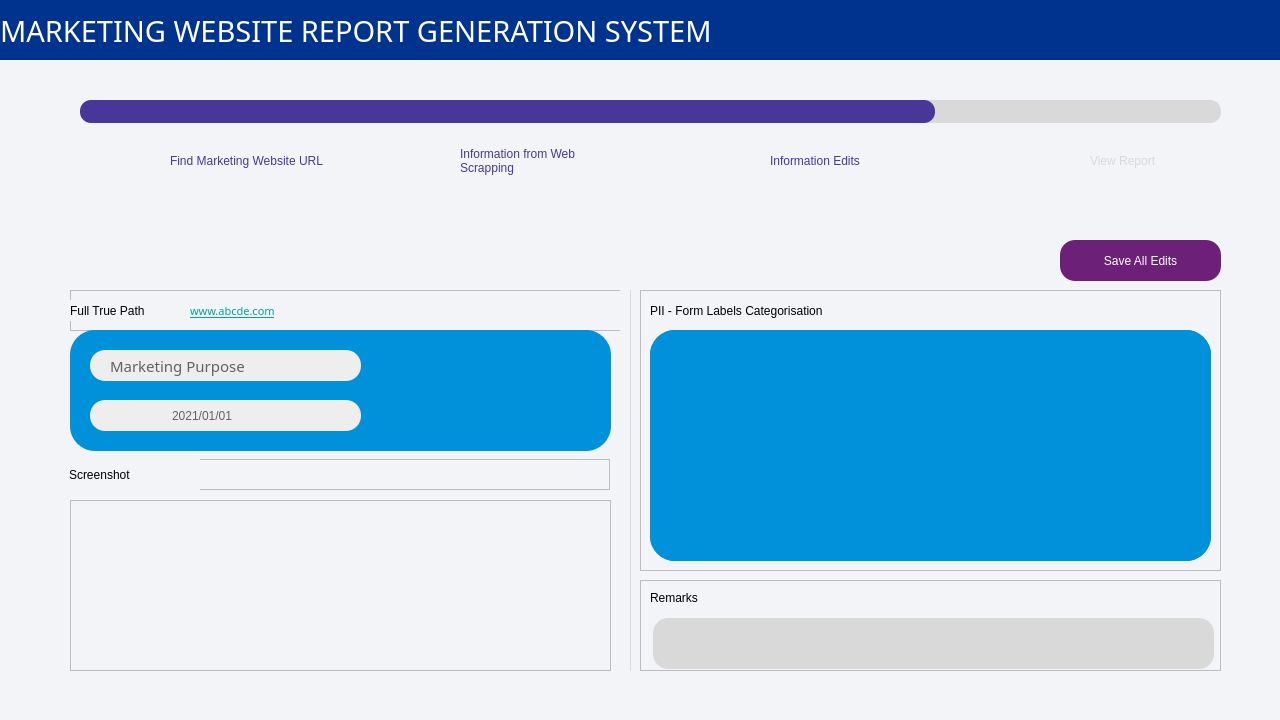
Before: the Qt Designer form MainPageUI.ui in hayleywhsham/ISOM4400_FYP, drawn with Qt 5.
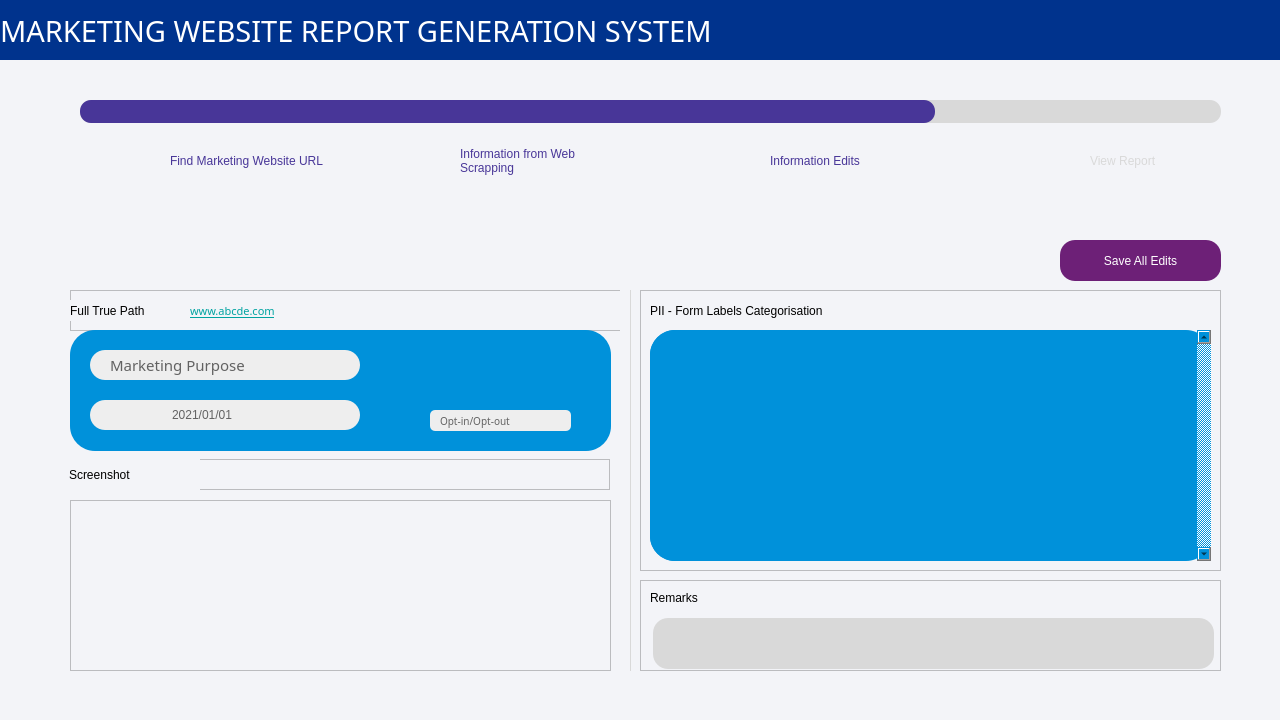
After: the same form once the commit is applied. Icons and pictures are not drawn.

Diff of the .ui file:
```diff
--- a/MainPageUI.ui
+++ b/MainPageUI.ui
@@ -1859,6 +1859,12 @@
 border-radius: 25px;
 font: 87 10pt &quot;Arial Black&quot;;</string>
         </property>
+        <property name="verticalScrollBarPolicy">
+         <enum>Qt::ScrollBarAlwaysOn</enum>
+        </property>
+        <property name="horizontalScrollBarPolicy">
+         <enum>Qt::ScrollBarAlwaysOff</enum>
+        </property>
         <property name="widgetResizable">
          <bool>true</bool>
         </property>
@@ -1867,7 +1873,7 @@
           <rect>
            <x>0</x>
            <y>0</y>
-           <width>561</width>
+           <width>542</width>
            <height>231</height>
           </rect>
          </property>
@@ -1922,8 +1928,8 @@
          <rect>
           <x>20</x>
           <y>20</y>
-          <width>271</width>
-          <height>31</height>
+          <width>270</width>
+          <height>30</height>
          </rect>
         </property>
         <property name="font">
@@ -2005,8 +2011,8 @@
          <rect>
           <x>20</x>
           <y>70</y>
-          <width>271</width>
-          <height>31</height>
+          <width>270</width>
+          <height>30</height>
          </rect>
         </property>
         <property name="layoutDirection">
@@ -2149,6 +2155,114 @@
          <bool>true</bool>
         </property>
        </widget>
+       <widget class="QComboBox" name="input_info_edit_page_choose_opt_in_out">
+        <property name="geometry">
+         <rect>
+          <x>360</x>
+          <y>80</y>
+          <width>141</width>
+          <height>21</height>
+         </rect>
+        </property>
+        <property name="font">
+         <font>
+          <family>Arial Black</family>
+          <pointsize>-1</pointsize>
+          <weight>10</weight>
+          <italic>false</italic>
+          <bold>false</bold>
+         </font>
+        </property>
+        <property name="contextMenuPolicy">
+         <enum>Qt::DefaultContextMenu</enum>
+        </property>
+        <property name="styleSheet">
+         <string notr="true">QComboBox
+{
+	background-color: rgb(238, 238, 238);
+	color: rgb(98, 98, 98);
+	border-radius: 5px;
+	font-size: 10px;
+	padding-left: 10px;
+}
+
+
+QComboBox::down-arrow
+{
+	border-image: url(:/image/arrow_down_grey.png);
+	height: 10px;
+	width: 10px;
+}
+
+QComboBox::drop-down
+{
+	subcontrol-origin: padding;
+	subcontrol-position: top right;
+	width: 25px; 
+	border-top-right-radius: 3px;
+	border-bottom-right-radius: 3px;
+}
+
+QComboBox QAbstractItemView
+{
+    color: rgb(98, 98, 98); /*dark grey*/
+	background-color: white;
+    	selection-background-color: rgb(71, 10, 104); /*KPMG Purple*/
+	selection-color: white;
+	border-radius: 0px;
+}
+
+</string>
+        </property>
+        <property name="editable">
+         <bool>false</bool>
+        </property>
+        <property name="currentIndex">
+         <number>0</number>
+        </property>
+        <property name="maxVisibleItems">
+         <number>3</number>
+        </property>
+        <property name="insertPolicy">
+         <enum>QComboBox::InsertAtBottom</enum>
+        </property>
+        <property name="sizeAdjustPolicy">
+         <enum>QComboBox::AdjustToMinimumContentsLength</enum>
+        </property>
+        <property name="iconSize">
+         <size>
+          <width>15</width>
+          <height>15</height>
+         </size>
+        </property>
+        <item>
+         <property name="text">
+          <string>Opt-in/Opt-out</string>
+         </property>
+         <property name="icon">
+          <iconset resource="images/image.qrc">
+           <normaloff>:/image/question_mark_grey.png</normaloff>:/image/question_mark_grey.png</iconset>
+         </property>
+        </item>
+        <item>
+         <property name="text">
+          <string>Opt-in/Opt-out</string>
+         </property>
+         <property name="icon">
+          <iconset resource="images/image.qrc">
+           <normaloff>:/image/tick_green.png</normaloff>:/image/tick_green.png</iconset>
+         </property>
+        </item>
+        <item>
+         <property name="text">
+          <string>Opt-in/Opt-out</string>
+         </property>
+         <property name="icon">
+          <iconset resource="images/image.qrc">
+           <normaloff>:/image/cross_red.png</normaloff>:/image/cross_red.png</iconset>
+         </property>
+        </item>
+       </widget>
       </widget>
       <widget class="QFrame" name="frame_info_edit_page_remarks">
        <property name="geometry">
```
